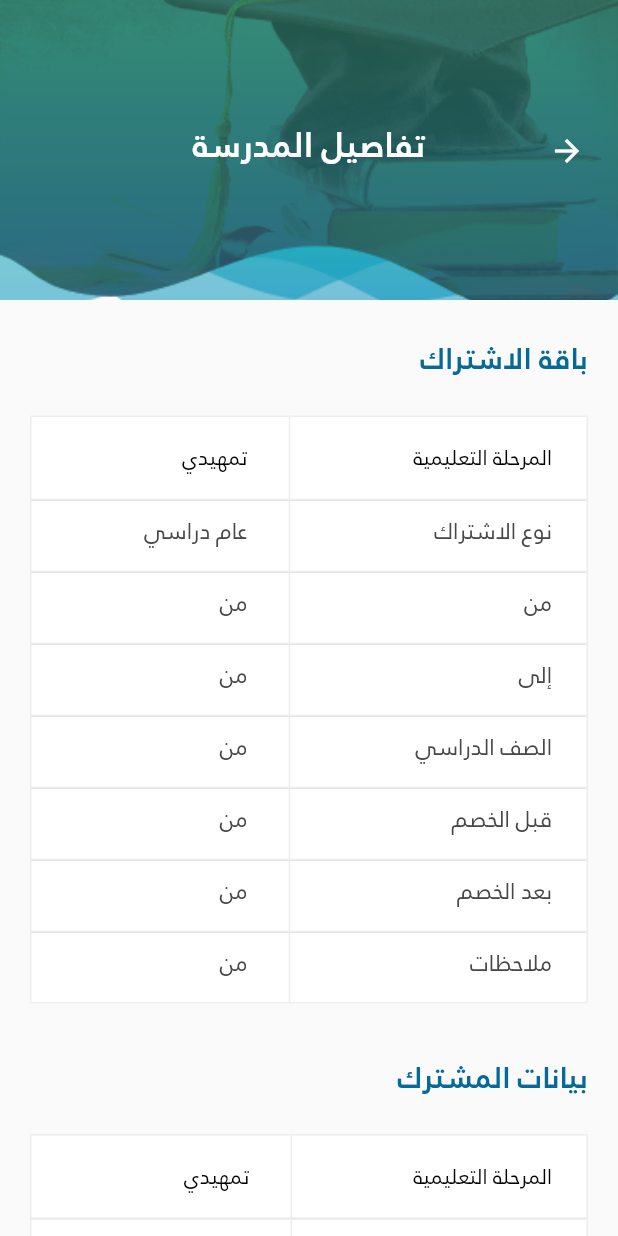
After one commit to heshesh2010/theedukey, a Flutter app: the AddOrderView screen opened by its route, on a phone screen of 412 x 824 dp. The commit adds this screen. Run offline on Flutter 3.47's test engine with Material 2 defaults, Android fonts, the light colour scheme and no system bars; our stand-ins replace cached_network_image, carousel_slider, connectivity_plus, custom_navigation_bar, device_preview, dio and 16 more; missing offline and left inert: flutter_inappwebview, jwt_decode; accounts and stored records are empty.

Commit message:
add order design

```diff
--- a/lib/app/core/langs/ar.dart
+++ b/lib/app/core/langs/ar.dart
@@ -117,6 +117,8 @@ const Map<String, String> ar = {
   'school_gallery': 'معرض الصور',
   'note': 'ملاحظات',
   'subscribe_now': 'اشترك الآن',
+  "related_schools": 'منشآت ذات صلة',
+  'Please_select_the_child': 'يرجى اختيار الطفل',
   // other
   'cancel': 'الغاء',
   'submit': 'ارسال',
--- a/lib/app/core/langs/en.dart
+++ b/lib/app/core/langs/en.dart
@@ -118,6 +118,8 @@ const Map<String, String> en = {
   'school_gallery': 'School gallery',
   'note': 'note',
   'subscribe_now': 'Subscribe now',
+  "related_schools": 'Related schools',
+  'Please_select_the_child': 'Please select the child',
   // other
   'submit': 'Submit',
   'cancel': 'Cancel',
--- a/lib/app/data/models/route_argument.dart
+++ b/lib/app/data/models/route_argument.dart
@@ -3,6 +3,9 @@ import 'package:theedukey/app/data/models/school.dart';
 class RouteArgument {
   List<int>? stagesList;
   List<int>? ratingsList;
+
+  List<int>? sonList;
+
   String? keyword;
   dynamic param;
   School? school;
@@ -15,5 +18,6 @@ class RouteArgument {
       this.school,
       this.rate,
       this.paymentMethodList,
-      this.ratingsList});
+      this.ratingsList,
+      this.sonList});
 }
--- a/lib/app/data/service/search_model.dart
+++ b/lib/app/data/service/search_model.dart
@@ -23,6 +23,10 @@ class SearchModel {
     routeArgument?.ratingsList = value;
   }
 
+  void setSonList(value) {
+    routeArgument?.sonList = value;
+  }
+
   void clear() {
     routeArgument = null;
   }
--- /dev/null
+++ b/lib/app/modules/addOrder/controllers/add_order_controller.dart
@@ -0,0 +1,20 @@
+import 'package:get/get.dart';
+
+import '../../../data/models/son.dart';
+import '../../../data/service/locator.dart';
+import '../../../data/service/search_model.dart';
+
+class AddOrderController extends GetxController {
+  late Rx<SonDataData> selectedSon =
+      SonDataData(name: "Please_select_the_child".tr).obs;
+  var sonsList = <SonDataData>[].obs;
+
+  void setSelectedSon(value) {
+    selectedSon.value = value!;
+    getIt<SearchModel>().setSonList([value]);
+  }
+
+  SonDataData getSelectedSon() {
+    return selectedSon.value;
+  }
+}
--- /dev/null
+++ b/lib/app/modules/addOrder/views/add_order_view.dart
@@ -0,0 +1,276 @@
+import 'package:dropdown_button2/dropdown_button2.dart';
+import 'package:flutter/material.dart';
+
+import 'package:get/get.dart';
+
+import '../../../../elements/drawer.dart';
+import '../../../../elements/topbar.dart';
+import '../../../data/models/son.dart';
+import '../../../routes/app_pages.dart';
+import '../controllers/add_order_controller.dart';
+
+class AddOrderView extends GetWidget<AddOrderController> {
+  const AddOrderView({Key? key}) : super(key: key);
+  @override
+  Widget build(BuildContext context) {
+    return Scaffold(
+      appBar: getTopBar(context, title: "school_details".tr, isback: true),
+      drawer: DrawerSideMenu(),
+      body: SingleChildScrollView(
+        child: Padding(
+          padding: const EdgeInsets.all(20.0),
+          child: Column(
+            crossAxisAlignment: CrossAxisAlignment.start,
+            children: [
+              Text("باقة الاشتراك",
+                  style: Theme.of(context).textTheme.headline1),
+              const SizedBox(
+                height: 20,
+              ),
+              Container(
+                color: Colors.white,
+                child: SizedBox(
+                  width: Get.width,
+                  child: DataTable(
+                    //horizontalMargin: 80.0,
+                    //  colu mnSpacing: 110,
+                    border: TableBorder.all(
+                        color: const Color.fromRGBO(238, 238, 238, 1)),
+                    columns: <DataColumn>[
+                      DataColumn(
+                        label: Text(
+                          'stage'.tr,
+                        ),
+                      ),
+                      const DataColumn(
+                        label: Text(
+                          "تمهيدي",
+                        ),
+                      ),
+                    ],
+                    rows: <DataRow>[
+                      DataRow(
+                        cells: <DataCell>[
+                          DataCell(Text('subscriptionTypr'.tr)),
+                          DataCell(Text('عام دراسي'.tr)),
+                        ],
+                      ),
+                      DataRow(
+                        cells: <DataCell>[
+                          DataCell(Text('from'.tr)),
+                          DataCell(Text('من'.tr)),
+                        ],
+                      ),
+                      DataRow(
+                        cells: <DataCell>[
+                          DataCell(Text('to'.tr)),
+                          DataCell(Text('من'.tr)),
+                        ],
+                      ),
+                      DataRow(
+                        cells: <DataCell>[
+                          DataCell(Text('theClass'.tr)),
+                          DataCell(Text('من'.tr)),
+                        ],
+                      ),
+                      DataRow(
+                        cells: <DataCell>[
+                          DataCell(Text('before_discount'.tr)),
+                          DataCell(Text('من'.tr)),
+                        ],
+                      ),
+                      DataRow(
+                        cells: <DataCell>[
+                          DataCell(Text('after_discount'.tr)),
+                          DataCell(Text('من'.tr)),
+                        ],
+                      ),
+                      DataRow(
+                        cells: <DataCell>[
+                          DataCell(Text('note'.tr)),
+                          DataCell(Text('من'.tr)),
+                        ],
+                      ),
+                    ],
+                  ),
+                ),
+              ),
+              const SizedBox(
+                height: 30,
+              ),
+              Text("بيانات المشترك",
+                  style: Theme.of(context).textTheme.headline1),
+              const SizedBox(
+                height: 20,
+              ),
+              Container(
+                  color: Colors.white,
+                  child: SizedBox(
+                      width: Get.width,
+                      child: DataTable(
+                          //horizontalMargin: 80.0,
+                          //  colu mnSpacing: 110,
+                          border: TableBorder.all(
+                              color: const Color.fromRGBO(238, 238, 238, 1)),
+                          columns: <DataColumn>[
+                            DataColumn(
+                              label: Text(
+                                'stage'.tr,
+                              ),
+                            ),
+                            const DataColumn(
+                              label: Text(
+                                "تمهيدي",
+                              ),
+                            ),
+                          ],
+                          rows: <DataRow>[
+                            DataRow(
+                              cells: <DataCell>[
+                                DataCell(Text('subscriptionTypr'.tr)),
+                                DataCell(Text('عام دراسي'.tr)),
+                              ],
+                            ),
+                            DataRow(
+                              cells: <DataCell>[
+                                DataCell(Text('from'.tr)),
+                                DataCell(Text('من'.tr)),
+                              ],
+                            )
+                          ]))),
+              const SizedBox(
+                height: 20,
+              ),
+              SizedBox(
+                width: Get.width,
+                height: 60,
+                child: ElevatedButton(
+                  child: Text(
+                    "اتمام الطلب بالحساب الاساسي".tr,
+                  ),
+                  onPressed: () {
+                    //TODO: updatePrictTO dependency injector
+                    Get.toNamed(
+                      Routes.ADD_ORDER,
+                    );
+                  },
+                ),
+              ),
+              const SizedBox(
+                height: 30,
+              ),
+              Center(
+                child: Text("او يمكنك ايضا",
+                    style: Theme.of(context).textTheme.headline1),
+              ),
+              const SizedBox(
+                height: 30,
+              ),
+              SizedBox(
+                width: Get.width,
+                height: 60,
+                child: ElevatedButton(
+                  child: Text(
+                    "اتمام الطلب بالحساب الاساسي".tr,
+                  ),
+                  onPressed: () {
+                    //TODO: updatePrictTO dependency injector
+                    Get.toNamed(
+                      Routes.ADD_ORDER,
+                    );
+                  },
+                ),
+              ),
+              const SizedBox(
+                height: 20,
+              ),
+              Obx(() => Center(
+                    child: Container(
+                      // width: 400,
+                      height: 55,
+                      decoration: const BoxDecoration(
+                        color: Colors.white,
+                        borderRadius: BorderRadius.all(Radius.circular(20)),
+                      ),
+                      child: DropdownButtonHideUnderline(
+                        child: DropdownButton2(
+                          dropdownDecoration: BoxDecoration(
+                            borderRadius: BorderRadius.circular(14),
+                            border: Border.all(
+                              width: 1,
+                              color: Colors.grey[400] ?? Colors.black,
+                            ),
+                          ),
+                          isExpanded: true,
+                          iconSize: 0.0,
+                          icon: const Icon(Icons.keyboard_arrow_up_sharp),
+                          style: const TextStyle(color: Colors.grey),
+                          iconEnabledColor: Colors.grey,
+                          hint: Container(
+                            decoration: BoxDecoration(
+                              borderRadius: BorderRadius.circular(14),
+                              border: Border.all(
+                                  width: 1,
+                                  color:
+                                      const Color.fromRGBO(238, 238, 238, 1)),
+                            ),
+                            child: Padding(
+                              padding:
+                                  const EdgeInsets.only(right: 30.0, left: 30),
+                              child: Center(
+                                child: Row(
+                                  crossAxisAlignment: CrossAxisAlignment.center,
+                                  mainAxisAlignment: MainAxisAlignment.center,
+                                  children: [
+                                    const Icon(
+                                      Icons.keyboard_arrow_down_sharp,
+                                      color: Colors.grey,
+                                    ),
+                                    Text(
+                                      controller.selectedSon.value.name!,
+                                      style:
+                                          Theme.of(context).textTheme.subtitle1,
+                                    ),
+                                  ],
+                                ),
+                              ),
+                            ),
+                          ),
+                          onChanged: (dynamic value) {
+                            controller.setSelectedSon(value);
+                            controller.selectedSon.value = value;
+                          },
+                          items: controller.sonsList
+                              .map((SonDataData selectedSon) {
+                            return DropdownMenuItem(
+                              value: selectedSon,
+                              child: Padding(
+                                padding: const EdgeInsets.only(
+                                    right: 50.0, left: 50),
+                                child: Row(
+                                  children: [
+                                    const Icon(
+                                      Icons.keyboard_arrow_up_sharp,
+                                      color: Colors.white,
+                                    ),
+                                    Text(
+                                      selectedSon.name!,
+                                      style:
+                                          Theme.of(context).textTheme.subtitle1,
+                                    ),
+                                  ],
+                                ),
+                              ),
+                            );
+                          }).toList(),
+                        ),
+                      ),
+                    ),
+                  )),
+            ],
+          ),
+        ),
+      ),
+    );
+  }
+}
--- a/lib/app/modules/school_details/controllers/school_details_controller.dart
+++ b/lib/app/modules/school_details/controllers/school_details_controller.dart
@@ -9,6 +9,7 @@ class SchoolDetailsController extends GetxController {
   SchoolDetailsController({required this.repository});
   RxBool isLoading = true.obs;
   RxInt selectedPage = 0.obs;
+  RxInt current = 0.obs;
 
   late Rx<Facility> facility = Facility().obs;
   @override
--- a/lib/app/modules/sons/views/son_item.dart
+++ b/lib/app/modules/sons/views/son_item.dart
@@ -74,7 +74,7 @@ class SonItem extends StatelessWidget {
                   width: Get.width,
                   child: DataTable(
                     //horizontalMargin: 80.0,
-                    //  columnSpacing: 110,
+                    //  colu mnSpacing: 110,
                     border: TableBorder.all(
                         color: const Color.fromRGBO(238, 238, 238, 1)),
                     columns: <DataColumn>[
--- a/lib/app/routes/app_pages.dart
+++ b/lib/app/routes/app_pages.dart
@@ -1,5 +1,7 @@
 import 'package:get/get.dart';
 
+import '../modules/addOrder/bindings/add_order_binding.dart';
+import '../modules/addOrder/views/add_order_view.dart';
 import '../modules/auth/bindings/auth_binding.dart';
 import '../modules/auth/views/auth_view.dart';
 import '../modules/contact_us/bindings/contact_us_binding.dart';
@@ -97,6 +99,16 @@ class AppPages {
     GetPage(
         name: _Paths.schoolDetails,
         page: () => const SchoolDetailsView(),
-        binding: SchoolDetailsBinding())
+        binding: SchoolDetailsBinding()),
+
+    //       GetPage(
+    //   name: _Paths.webView,
+    //   page: () =>  WebView(),
+    //  )
+    GetPage(
+      name: _Paths.ADD_ORDER,
+      page: () => const AddOrderView(),
+      binding: AddOrderBinding(),
+    ),
   ];
 }
--- a/lib/app/routes/app_routes.dart
+++ b/lib/app/routes/app_routes.dart
@@ -43,8 +43,12 @@ abstract class Routes {
   //contactUs
   static const String contactUs = _Paths.contactUs;
 
+// webiew
+  static const String webView = _Paths.webView;
+
   static const String map = _Paths.map;
   static const GUEST_LOGIN = _Paths.GUEST_LOGIN;
+  static const ADD_ORDER = _Paths.ADD_ORDER;
 }
 
 abstract class _Paths {
@@ -52,6 +56,8 @@ abstract class _Paths {
   static const String home = '/HomeScreenView';
   static const String notifications = '/NotificationsView';
   static const String navigator = '/NavigatorPage';
+
+  static const String webView = '/webView';
 
   // User
   static const String editProfile = '/editProfileView';
@@ -88,4 +94,5 @@ abstract class _Paths {
   static const String map = '/MapView';
   static const String schoolDetails = '/SchoolDetailsView';
   static const GUEST_LOGIN = '/guest-login';
+  static const ADD_ORDER = '/add-order';
 }
--- a/pubspec.yaml
+++ b/pubspec.yaml
@@ -74,6 +74,8 @@ dependencies:
   flutter_svg: ^1.1.3
   flutter_rating_bar: ^4.0.1
   page_view_dot_indicator: ^2.0.0
+  flutter_inappwebview: ^5.4.3+7
+  carousel_slider: ^4.1.1
 
 
 
```
Also changed, not shown: lib/app/modules/addOrder/bindings/add_order_binding.dart (added, +12 -0 lines), lib/app/modules/orders/views/order_item.dart (+34 -4 lines), lib/app/modules/school_details/views/priceItem.dart (+7 -3 lines), lib/app/modules/school_details/views/related_item.dart (added, +86 -0 lines), lib/app/modules/school_details/views/related_schools_view.dart (added, +91 -0 lines), lib/app/modules/school_details/views/school_details_view.dart (+8 -4 lines), lib/app/modules/school_details/views/school_prices.dart (+49 -25 lines), lib/elements/webView.dart (added, +51 -0 lines), pubspec.lock, 1 other file.
